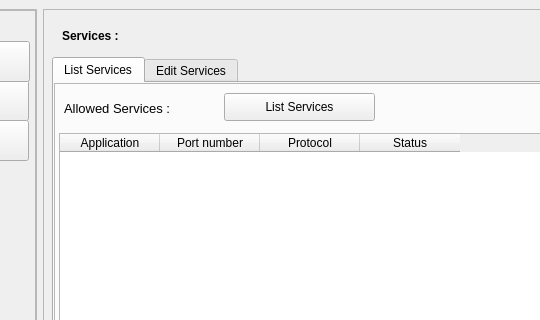
The window that temp/for_test.ui (aniketparate/Network-Security-Scanner) describes before a commit, drawn with Qt 5; both pictures show x 172 to 712 and y 0 to 320 of the 800 by 600 pixel window.
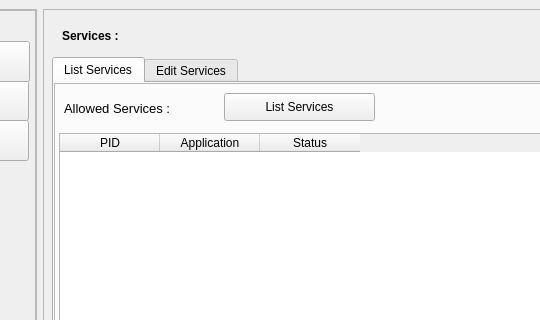
The same window after the commit. The open tabs and pages were chosen to show the change.

```diff
--- a/temp/for_test.ui
+++ b/temp/for_test.ui
@@ -748,21 +748,16 @@
                <height>451</height>
               </rect>
              </property>
+             <column>
+              <property name="text">
+               <string>PID</string>
+              </property>
+             </column>
              <column>
               <property name="text">
                <string>Application</string>
               </property>
              </column>
-             <column>
-              <property name="text">
-               <string>Port number</string>
-              </property>
-             </column>
-             <column>
-              <property name="text">
-               <string>Protocol</string>
-              </property>
-             </column>
              <column>
               <property name="text">
                <string>Status</string>
```
Left out of the diff: 9 changed lines with no effect on the pictures.
